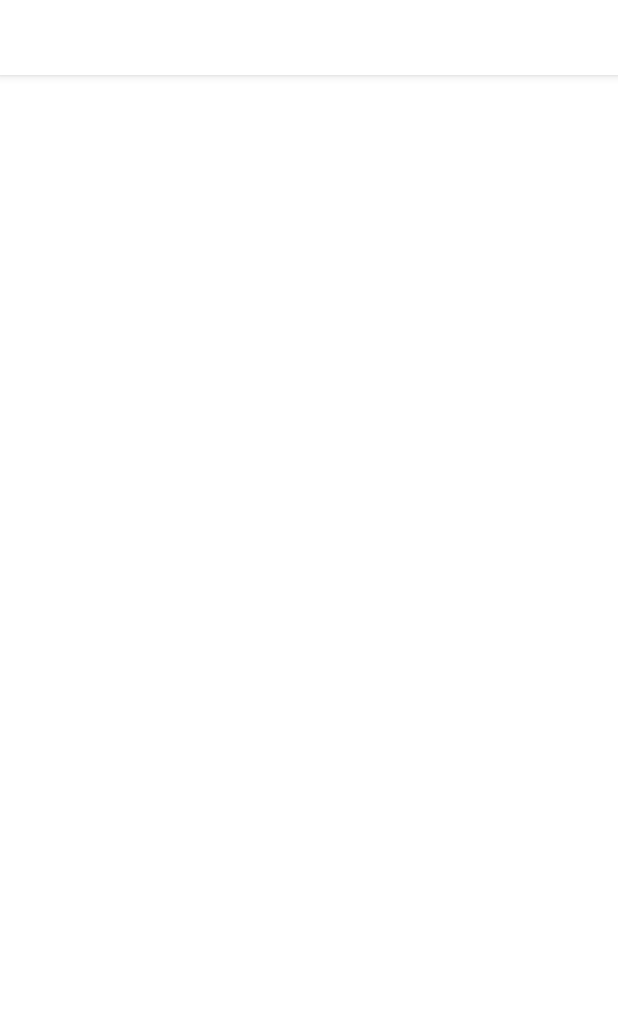
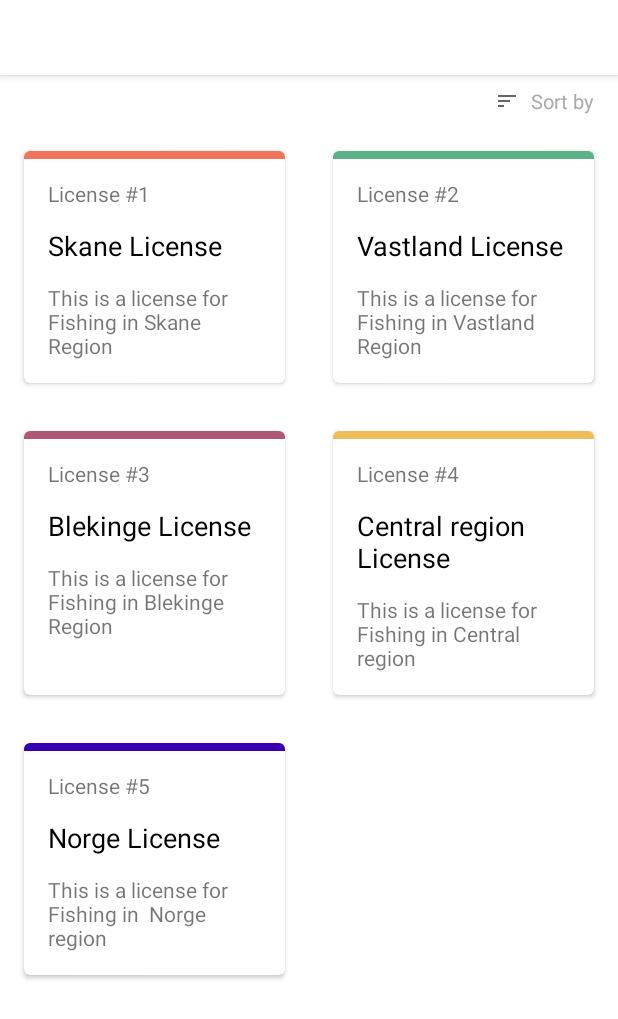
Before and after one commit to MuhannadSatouf/Fiskekort, an Android app: the Licence screen opened directly, with no data from a screen before it, on a phone screen of 412 x 824 dp. Before the commit the part shown is almost empty. Shown: the top 1019 px of the screen. Run offline under Robolectric (Android 15) with nearby library versions, the phone set to English and light mode, and no system bars.

Commit message:
Added adapter, model and view holder for Licenses

```diff
--- a/app/src/main/AndroidManifest.xml
+++ b/app/src/main/AndroidManifest.xml
@@ -10,7 +10,7 @@
         android:supportsRtl="true">
 <!--        Please dont use global theme because some activities may require different theme and your global just overrides it, use: android:theme="@style/*some theme* for each activity" -->
         <activity
-            android:name=".Licence"
+            android:name=".license.Licence"
             android:theme="@style/Licence_AppTheme" />
         <activity android:name=".Fishing_card_activity" />
         <activity
--- /dev/null
+++ b/app/src/main/java/com/example/fiskekort/license/Licence.java
@@ -0,0 +1,27 @@
+package com.example.fiskekort.license;
+
+import androidx.appcompat.app.AppCompatActivity;
+import androidx.fragment.app.Fragment;
+import androidx.fragment.app.FragmentTransaction;
+
+import android.os.Bundle;
+
+import com.example.fiskekort.R;
+
+public class Licence extends AppCompatActivity {
+
+    @Override
+    protected void onCreate(Bundle savedInstanceState) {
+        super.onCreate(savedInstanceState);
+        setContentView(R.layout.activity_licence);
+
+        handleFragment(LicenceFragment.newInstance());
+    }
+
+    private void handleFragment(Fragment fragment){
+        FragmentTransaction transaction = getSupportFragmentManager().beginTransaction();
+        transaction.setCustomAnimations(android.R.anim.slide_in_left, android.R.anim.slide_out_right);
+        transaction.replace(R.id.licence_frameLayout, fragment);
+        transaction.commit();
+    }
+}
--- /dev/null
+++ b/app/src/main/java/com/example/fiskekort/license/LicenceFragment.java
@@ -0,0 +1,88 @@
+package com.example.fiskekort.license;
+
+import android.os.Bundle;
+
+import androidx.fragment.app.Fragment;
+import androidx.recyclerview.widget.GridLayoutManager;
+import androidx.recyclerview.widget.RecyclerView;
+
+import android.view.LayoutInflater;
+import android.view.View;
+import android.view.ViewGroup;
+import android.widget.Toast;
+
+import com.example.fiskekort.R;
+
+import java.util.ArrayList;
+import java.util.List;
+
+/**
+ * A simple {@link Fragment} subclass.
+ * Use the {@link LicenceFragment#newInstance} factory method to
+ * create an instance of this fragment.
+ */
+public class LicenceFragment extends Fragment implements LicenseAdapter.OnRecyclerItemClick {
+
+    private RecyclerView recyclerView;
+    private LicenseAdapter licenseAdapter;
+    private List<LicenseModel> licenseModelList;
+
+    private String names[] = { "Skane License", "Vastland License", "Blekinge License", "Central region License", "Norge License" };
+    private String desc[] = { "This is a license for Fishing in Skane Region", "This is a license for Fishing in Vastland Region", "This is a license for Fishing in Blekinge Region", "This is a license for Fishing in Central region", "This is a license for Fishing in  Norge region" };
+    private String ids[] = { "License #1", "License #2", "License #3", "License #4", "License #5 " };
+
+    public LicenceFragment() {
+
+    }
+
+    // TODO: Rename and change types and number of parameters
+    public static LicenceFragment newInstance() {
+        LicenceFragment fragment = new LicenceFragment();
+        Bundle args = new Bundle();
+//        args.putString(ARG_PARAM1, param1);
+//        args.putString(ARG_PARAM2, param2);
+        fragment.setArguments(args);
+
+        return fragment;
+    }
+
+    @Override
+    public void onCreate(Bundle savedInstanceState) {
+        super.onCreate(savedInstanceState);
+        if (getArguments() != null) {
+
+        }
+    }
+
+    @Override
+    public View onCreateView(LayoutInflater inflater, ViewGroup container,
+                             Bundle savedInstanceState) {
+        // Inflate the layout for this fragment
+        View view = inflater.inflate(R.layout.fragment_licence, container, false);
+        recyclerView = view.findViewById(R.id.licence_recycler);
+        licenseModelList = new ArrayList<>(10);
+        loadHardCodedValues();
+        licenseAdapter = new LicenseAdapter(licenseModelList, getContext());
+        recyclerView.setLayoutManager(new GridLayoutManager(getContext(), 2));
+        recyclerView.setAdapter(licenseAdapter);
+
+        licenseAdapter.setOnRecyclerItemClick(this);
+
+        return view;
+    }
+
+    private void loadHardCodedValues() {
+        for(byte i = 0; i < names.length; i++){
+            licenseModelList.add(new LicenseModel()
+                    .setName(names[i])
+                    .setDesc(desc[i])
+                    .setId(ids[i])
+            );
+        }
+    }
+
+    @Override
+    public void onClick(int position) {
+        Toast.makeText(getContext(), "Position clicked is: " + position, Toast.LENGTH_SHORT).show();
+    }
+}
--- /dev/null
+++ b/app/src/main/java/com/example/fiskekort/license/LicenseAdapter.java
@@ -0,0 +1,98 @@
+package com.example.fiskekort.license;
+
+import android.content.Context;
+import android.view.LayoutInflater;
+import android.view.View;
+import android.view.ViewGroup;
+import android.widget.TextView;
+
+import androidx.annotation.NonNull;
+import androidx.core.content.ContextCompat;
+import androidx.recyclerview.widget.RecyclerView;
+
+import com.example.fiskekort.R;
+
+import java.util.List;
+
+public class LicenseAdapter extends RecyclerView.Adapter<LicenseAdapter.LicenseViewHolder> {
+    private List<LicenseModel> licenseModelList;
+    private Context context;
+    private OnRecyclerItemClick onRecyclerItemClick;
+
+    public LicenseAdapter(List<LicenseModel> licenseModelList, Context context){
+        this.licenseModelList = licenseModelList;
+        this.context = context;
+    }
+
+    @NonNull
+    @Override
+    public LicenseViewHolder onCreateViewHolder(@NonNull ViewGroup parent, int viewType) {
+        return new LicenseViewHolder(LayoutInflater.from(parent.getContext()).inflate(R.layout.license_items, parent, false));
+    }
+
+    @Override
+    public void onBindViewHolder(@NonNull LicenseViewHolder holder, int position) {
+        holder.licenseNameText.setText(this.licenseModelList.get(position).getName());
+        holder.descText.setText(this.licenseModelList.get(position).getDesc());
+        holder.licenseIdText.setText(this.licenseModelList.get(position).getId());
+
+        switch (position){
+            case 0:
+                holder.view.setBackgroundColor(ContextCompat.getColor(context, R.color.licence_color1));
+                break;
+            case 1:
+                holder.view.setBackgroundColor(ContextCompat.getColor(context, R.color.licence_color2));
+                break;
+            case 2:
+                holder.view.setBackgroundColor(ContextCompat.getColor(context, R.color.licence_color3));
+                break;
+            case 3:
+                holder.view.setBackgroundColor(ContextCompat.getColor(context, R.color.licence_color4));
+                break;
+            case 5:
+                holder.view.setBackgroundColor(ContextCompat.getColor(context, R.color.licence_color5));
+                break;
+            default:
+                holder.view.setBackgroundColor(ContextCompat.getColor(context, R.color.purple_700));
+                break;
+        }
+    }
+
+    @Override
+    public int getItemCount() {
+        return licenseModelList.size();
+    }
+
+    public class LicenseViewHolder extends RecyclerView.ViewHolder {
+        private TextView licenseNameText, descText, licenseIdText;
+        private View view;
+
+        public LicenseViewHolder(@NonNull View itemView) {
+            super(itemView);
+            licenseNameText = itemView.findViewById(R.id.license_head1);
+            descText = itemView.findViewById(R.id.license_desc1);
+            licenseIdText = itemView.findViewById(R.id.license_time1);
+            view = itemView.findViewById(R.id.license_view1);
+
+            itemView.setOnClickListener(new View.OnClickListener() {
+                @Override
+                public void onClick(View v) {
+                    if(onRecyclerItemClick != null){
+                        int pos = getAdapterPosition();
+                        if(pos != RecyclerView.NO_POSITION){
+                            onRecyclerItemClick.onClick(pos);
+                        }
+                    }
+                }
+            });
+        }
+    }
+
+    public void setOnRecyclerItemClick(OnRecyclerItemClick onRecyclerItemClick){
+        this.onRecyclerItemClick = onRecyclerItemClick;
+    }
+
+    interface OnRecyclerItemClick {
+        void onClick(int position);
+    }
+}
--- /dev/null
+++ b/app/src/main/java/com/example/fiskekort/license/LicenseModel.java
@@ -0,0 +1,54 @@
+package com.example.fiskekort.license;
+
+public class LicenseModel {
+    private String name, id, desc;
+    private int view;
+
+    public LicenseModel() {
+
+    }
+
+    public LicenseModel(String name, String id, String desc, int view){
+        this.name = name;
+        this.id = id;
+        this.desc = desc;
+        this.view = view;
+    }
+
+
+    public String getName() {
+        return name;
+    }
+
+    public LicenseModel setName(String name) {
+        this.name = name;
+        return this;
+    }
+
+    public String getId() {
+        return id;
+    }
+
+    public LicenseModel setId(String id) {
+        this.id = id;
+        return this;
+    }
+
+    public String getDesc() {
+        return desc;
+    }
+
+    public LicenseModel setDesc(String desc) {
+        this.desc = desc;
+        return this;
+    }
+
+    public int getView() {
+        return view;
+    }
+
+    public LicenseModel setView(int view) {
+        this.view = view;
+        return this;
+    }
+}
--- /dev/null
+++ b/app/src/main/res/drawable/license_item_bg.xml
@@ -0,0 +1,19 @@
+<?xml version="1.0" encoding="utf-8"?>
+<layer-list xmlns:android="http://schemas.android.com/apk/res/android">
+    <item>
+        <shape android:shape="rectangle">
+            <solid android:color="#cabbbbbb" />
+            <corners android:radius="8dp" />
+        </shape>
+    </item>
+    <item
+        android:bottom="3dp"
+        android:left="3dp"
+        android:right="3dp"
+        android:top="0dp">
+        <shape android:shape="rectangle">
+            <solid android:color="@android:color/white" />
+            <corners android:radius="8dp" />
+        </shape>
+    </item>
+</layer-list>
--- a/app/src/main/res/layout/activity_licence.xml
+++ b/app/src/main/res/layout/activity_licence.xml
@@ -4,7 +4,7 @@
     xmlns:tools="http://schemas.android.com/tools"
     android:layout_width="match_parent"
     android:layout_height="match_parent"
-    tools:context=".Licence">
+    tools:context=".license.Licence">
 
     <com.google.android.material.appbar.AppBarLayout
         android:layout_width="match_parent"
--- a/app/src/main/res/layout/fragment_licence.xml
+++ b/app/src/main/res/layout/fragment_licence.xml
@@ -4,28 +4,30 @@
     xmlns:tools="http://schemas.android.com/tools"
     android:layout_width="match_parent"
     android:layout_height="match_parent"
+    android:background="@color/licence_Primary"
     android:orientation="vertical"
-    android:background="@color/licence_Primary"
-    tools:context=".LicenceFragment">
+    tools:context=".license.LicenceFragment">
 
     <TextView
         android:layout_width="wrap_content"
         android:layout_height="wrap_content"
+        android:layout_gravity="end"
+        android:drawableStart="@drawable/ic_sort"
+        android:drawablePadding="8dp"
+        android:paddingStart="16dp"
+        android:paddingTop="8dp"
+        android:paddingEnd="16dp"
+        android:paddingBottom="8dp"
         android:text="Sort by"
-        android:textSize="13sp"
-        android:layout_gravity="end"
-        android:paddingEnd="16dp"
-        android:paddingStart="16dp"
-        android:drawablePadding="8dp"
         android:textColor="@android:color/darker_gray"
-        android:drawableStart="@drawable/ic_sort"/>
+        android:textSize="13sp" />
 
     <androidx.recyclerview.widget.RecyclerView
+        android:id="@+id/licence_recycler"
         android:layout_width="match_parent"
         android:layout_height="wrap_content"
-        tools:listitem="@layout/license_items"
         app:layoutManager="androidx.recyclerview.widget.GridLayoutManager"
         app:spanCount="2"
         tools:itemCount="6"
-        android:id="@+id/licence_recycler"/>
+        tools:listitem="@layout/license_items" />
 </LinearLayout>
--- a/app/src/main/res/layout/license_items.xml
+++ b/app/src/main/res/layout/license_items.xml
@@ -1,12 +1,12 @@
 <?xml version="1.0" encoding="utf-8"?>
-<com.google.android.material.card.MaterialCardView xmlns:android="http://schemas.android.com/apk/res/android"
+<androidx.cardview.widget.CardView xmlns:android="http://schemas.android.com/apk/res/android"
     xmlns:app="http://schemas.android.com/apk/res-auto"
     android:layout_width="match_parent"
     android:layout_height="wrap_content"
     android:layout_margin="16dp"
+    android:background="@drawable/license_item_bg"
     android:orientation="vertical"
-    app:cardCornerRadius="8dp"
-    android:background="@color/licence_Accent"
+    app:cardCornerRadius="4dp"
     app:cardElevation="2dp">
 
     <LinearLayout
@@ -21,7 +21,7 @@
             android:background="@color/licence_color4" />
 
         <TextView
-            android:id="@+id/license_id1"
+            android:id="@+id/license_time1"
             android:layout_width="wrap_content"
             android:layout_height="wrap_content"
             android:includeFontPadding="false"
@@ -29,7 +29,7 @@
             android:text="License #1" />
 
         <TextView
-            android:id="@+id/license_name1"
+            android:id="@+id/license_head1"
             android:layout_width="wrap_content"
             android:layout_height="wrap_content"
             android:includeFontPadding="false"
@@ -44,10 +44,10 @@
             android:layout_width="wrap_content"
             android:layout_height="wrap_content"
             android:includeFontPadding="false"
+            android:maxLines="3"
             android:padding="16dp"
-            android:maxLines="3"
             android:text="@string/license_desc_skane" />
 
     </LinearLayout>
 
-</com.google.android.material.card.MaterialCardView>
+</androidx.cardview.widget.CardView>
```
Also changed, not shown: app/src/main/java/com/example/fiskekort/Licence.java (deleted, +0 -14 lines), app/src/main/java/com/example/fiskekort/LicenceFragment.java (deleted, +0 -66 lines), app/src/main/java/com/example/fiskekort/MainActivity.java (+12 -1 lines), app/src/main/res/layout/activity_main.xml (+11 -0 lines).
